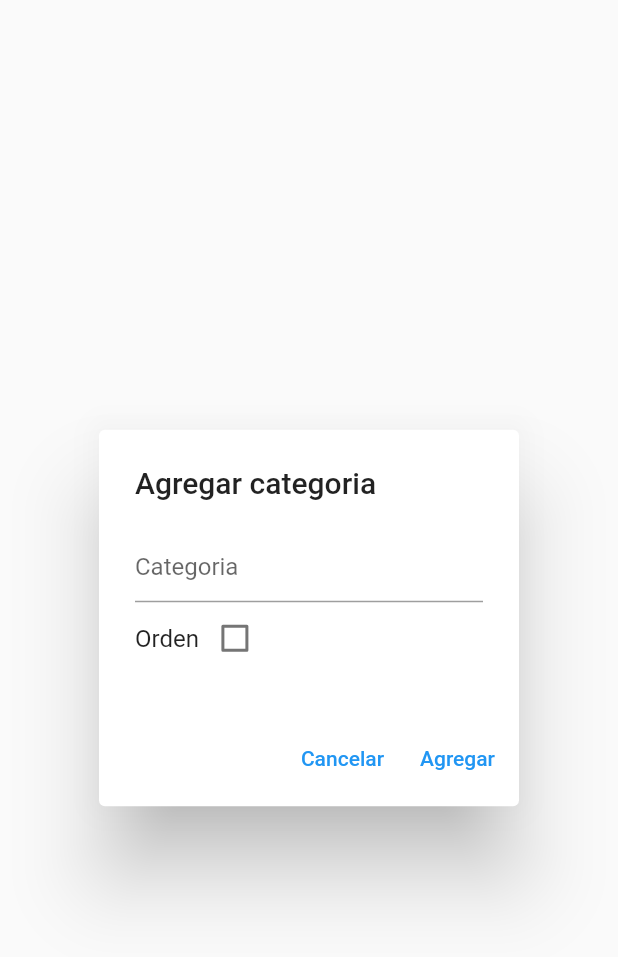
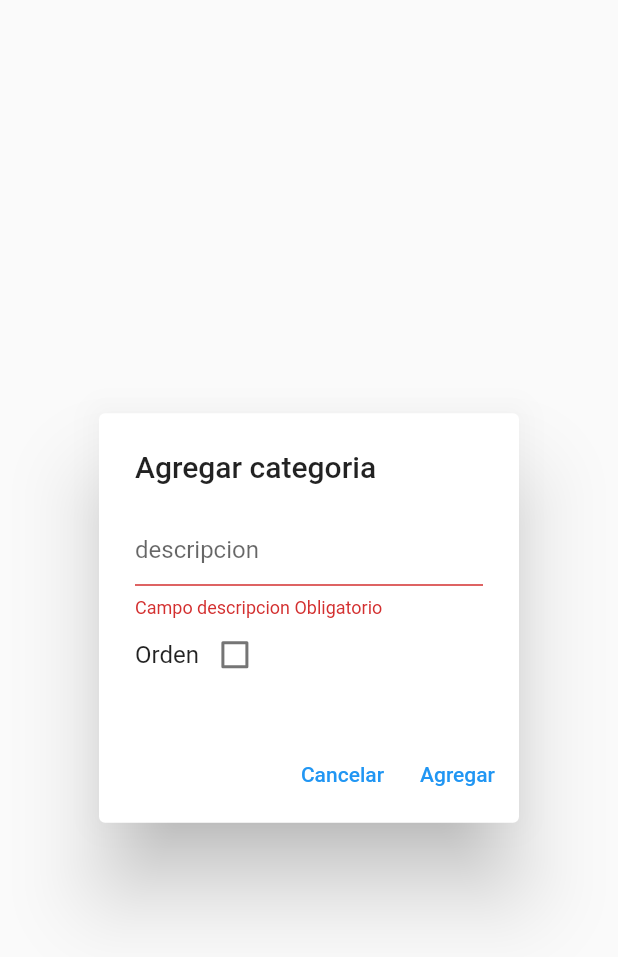
Before and after one commit to reynaldo57/restaurant_modelo_1, a Flutter app: the ModalAddEditCategory widget shown alone on an empty page, opened directly, after a tap on "Agregar", on a phone screen of 412 x 824 dp. Shown: the top 957 px of the screen. Run offline on Flutter 3.47's test engine with Material 2 defaults, Android fonts, the phone set to English and light mode, and no system bars; our stand-ins replace cloud_firestore, firebase_core, flutter_svg; missing offline and left inert: dart:ffi; accounts and stored records are empty.

Commit message:
TextFormField  validator

```diff
--- a/lib/services/firestore_service.dart
+++ b/lib/services/firestore_service.dart
@@ -1,36 +1,33 @@
-
 import 'package:cloud_firestore/cloud_firestore.dart';
 
 class FirestoreService {
-
   String collection;
 
   FirestoreService({required this.collection});
 
+  late CollectionReference _firestoreReferences =
+      FirebaseFirestore.instance.collection(this.collection);
 
-  late CollectionReference _firestoreReferences = FirebaseFirestore.instance
-      .collection(this.collection);
-
-
-  Future <List<Map<String,dynamic>>> getCategories() async{
+  Future<List<Map<String, dynamic>>> getCategories() async {
     List<Map<String, dynamic>> categories = [];
     QuerySnapshot _collectionReference = await _firestoreReferences.get();
     _collectionReference.docs.forEach((QueryDocumentSnapshot element) {
-      Map <String, dynamic> categoryMap = element.data() as Map<String, dynamic>;
+      Map<String, dynamic> categoryMap = element.data() as Map<String, dynamic>;
       categoryMap["id"] = element.id;
       categories.add(categoryMap);
     });
 
     return categories;
-
   }
 
-
-  Future <List<Map<String, dynamic>>> getProductHome({String? categoryId}) async {
+  Future<List<Map<String, dynamic>>> getProductHome(
+      {String? categoryId}) async {
     List<Map<String, dynamic>> products = [];
-    QuerySnapshot _collectionReference = await _firestoreReferences.where('category', isEqualTo: categoryId).get();
+    QuerySnapshot _collectionReference = await _firestoreReferences
+        .where('category', isEqualTo: categoryId)
+        .get();
     _collectionReference.docs.forEach((QueryDocumentSnapshot element) {
-      Map <String, dynamic> product = element.data() as Map<String, dynamic>;
+      Map<String, dynamic> product = element.data() as Map<String, dynamic>;
       product["id"] = element.id;
       products.add(product);
     });
@@ -38,7 +35,7 @@ class FirestoreService {
     return products;
   }
 
-  Future<List<Map<String, dynamic>>> getAllProducts() async{
+  Future<List<Map<String, dynamic>>> getAllProducts() async {
     List<Map<String, dynamic>> Products = [];
     QuerySnapshot _collectionReference = await _firestoreReferences.get();
     _collectionReference.docs.forEach((element) {
@@ -49,7 +46,9 @@ class FirestoreService {
     return Products;
   }
 
-
-
-
+  addFiresrtore(Map<String, dynamic> data) {
+    _firestoreReferences.add(data).then(
+          (value) {},
+        );
+  }
 }
--- a/lib/widgets/modal_add_edit_category.dart
+++ b/lib/widgets/modal_add_edit_category.dart
@@ -1,6 +1,7 @@
 
 
 import 'package:flutter/material.dart';
+import 'package:restaurant_modelo_1/services/firestore_service.dart';
 
 
 
@@ -13,18 +14,29 @@ class ModalAddEditCategory extends StatefulWidget {
 
 class _ModalAddEditCategoryState extends State<ModalAddEditCategory> {
 
+  FirestoreService _firestoreService = new FirestoreService(collection: "categories");
+
   bool _order = false;
 
+  final _formKey = GlobalKey<FormState>();
 
   @override
   Widget build(BuildContext context) {
     return AlertDialog(
       title: Text("Agregar categoria"),
-      content: Column(
+      content: Form(
+        key: _formKey,
+        child: Column(
           mainAxisSize: MainAxisSize.min,
           children: [
-          TextField(
-            decoration: InputDecoration(hintText: "Categoria"),
+            TextFormField(
+              decoration: InputDecoration(hintText: "descripcion"),
+              validator: (String? value){
+                if(value == null || value.isEmpty){
+                  return "Campo descripcion Obligatorio";
+                };
+                return null;
+              },
             ),
             Row(
               children: [
@@ -42,6 +54,7 @@ class _ModalAddEditCategoryState extends State<ModalAddEditCategory> {
             ),
           ],
         ),
+      ),
       actions: [
         TextButton(
           onPressed: () {
@@ -50,7 +63,11 @@ class _ModalAddEditCategoryState extends State<ModalAddEditCategory> {
           child: Text("Cancelar"),
         ),
         TextButton(
-          onPressed: () {},
+          onPressed: () {
+            if(_formKey.currentState!.validate()){
+
+            }
+          },
           child: Text("Agregar"),
         ),
       ],
```
Lines whose indentation alone changed are shown as unchanged.
